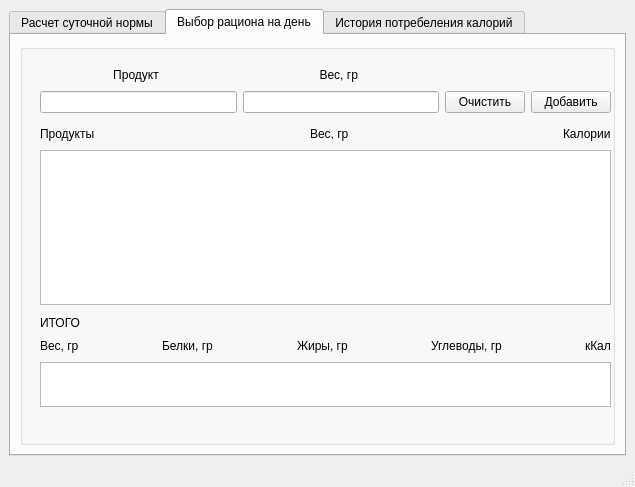
Qt form ui_files/calorimeter.ui (BazhenovVadim/Calorimeter) before a commit.
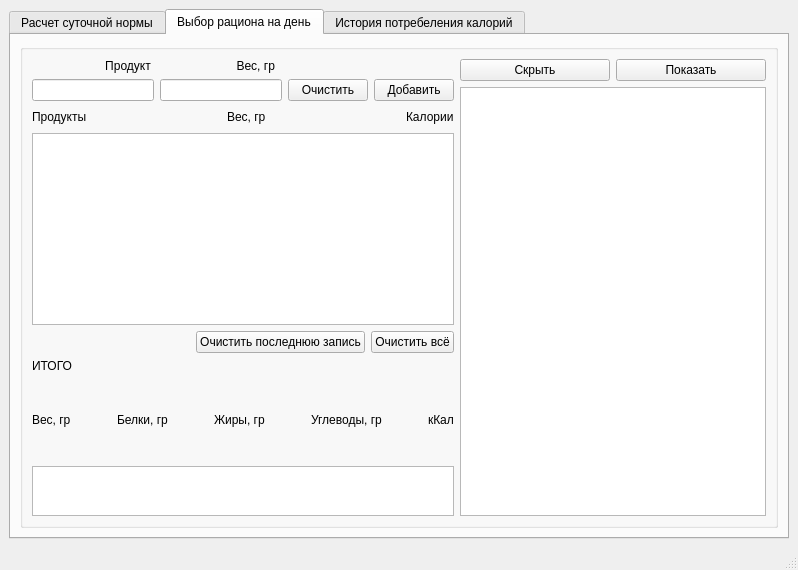
The same form after that commit. The open tabs and pages were chosen to show the change.

Commit message: work with table 2. Adding products, calculate calories for input weight, make functional for result list

The edit to the form file:
```diff
--- a/ui_files/calorimeter.ui
+++ b/ui_files/calorimeter.ui
@@ -6,8 +6,8 @@
    <rect>
     <x>0</x>
     <y>0</y>
-    <width>635</width>
-    <height>468</height>
+    <width>798</width>
+    <height>570</height>
    </rect>
   </property>
   <property name="contextMenuPolicy">
@@ -17,7 +17,7 @@
    <string>MainWindow</string>
   </property>
   <widget class="QWidget" name="centralwidget">
-   <layout class="QHBoxLayout" name="horizontalLayout_13">
+   <layout class="QHBoxLayout" name="horizontalLayout_17">
     <item>
      <widget class="QTabWidget" name="tabWidget">
       <property name="contextMenuPolicy">
@@ -323,21 +323,178 @@
        <attribute name="title">
         <string>Выбор рациона на день</string>
        </attribute>
-       <layout class="QHBoxLayout" name="horizontalLayout_8">
+       <layout class="QVBoxLayout" name="verticalLayout_20">
         <item>
          <widget class="QGroupBox" name="groupBox_choose_ration">
           <property name="title">
            <string/>
           </property>
-          <widget class="QWidget" name="">
-           <property name="geometry">
-            <rect>
-             <x>20</x>
-             <y>272</y>
-             <width>571</width>
-             <height>91</height>
-            </rect>
-           </property>
+          <layout class="QHBoxLayout" name="horizontalLayout_8">
+           <item>
+            <layout class="QHBoxLayout" name="horizontalLayout_16">
+             <item>
+              <layout class="QVBoxLayout" name="verticalLayout_19">
+               <item>
+                <layout class="QHBoxLayout" name="horizontalLayout_11">
+                 <item>
+                  <layout class="QVBoxLayout" name="verticalLayout_10">
+                   <item>
+                    <widget class="QLabel" name="label_write_product">
+                     <property name="text">
+                      <string>                      Продукт</string>
+                     </property>
+                    </widget>
+                   </item>
+                   <item>
+                    <widget class="QLineEdit" name="lineEdit_write_product"/>
+                   </item>
+                  </layout>
+                 </item>
+                 <item>
+                  <layout class="QVBoxLayout" name="verticalLayout_11">
+                   <item>
+                    <widget class="QLabel" name="label_write_weight">
+                     <property name="layoutDirection">
+                      <enum>Qt::LeftToRight</enum>
+                     </property>
+                     <property name="text">
+                      <string>                       Вес, гр</string>
+                     </property>
+                    </widget>
+                   </item>
+                   <item>
+                    <widget class="QLineEdit" name="lineEdit_write_weight"/>
+                   </item>
+                  </layout>
+                 </item>
+                 <item>
+                  <layout class="QVBoxLayout" name="verticalLayout_15">
+                   <item>
+                    <widget class="QLabel" name="label_18">
+                     <property name="text">
+                      <string/>
+                     </property>
+                    </widget>
+                   </item>
+                   <item>
+                    <layout class="QHBoxLayout" name="horizontalLayout_9">
+                     <item>
+                      <widget class="QPushButton" name="pushButton_clear_product">
+                       <property name="text">
+                        <string>Очистить</string>
+                       </property>
+                      </widget>
+                     </item>
+                     <item>
+                      <widget class="QPushButton" name="pushButton_add_product">
+                       <property name="text">
+                        <string>Добавить</string>
+                       </property>
+                      </widget>
+                     </item>
+                    </layout>
+                   </item>
+                  </layout>
+                 </item>
+                </layout>
+               </item>
+               <item>
+                <layout class="QVBoxLayout" name="verticalLayout_13">
+                 <item>
+                  <layout class="QHBoxLayout" name="horizontalLayout_10">
+                   <item>
+                    <widget class="QLabel" name="label_products">
+                     <property name="text">
+                      <string>Продукты</string>
+                     </property>
+                    </widget>
+                   </item>
+                   <item>
+                    <spacer name="horizontalSpacer_5">
+                     <property name="orientation">
+                      <enum>Qt::Horizontal</enum>
+                     </property>
+                     <property name="sizeHint" stdset="0">
+                      <size>
+                       <width>40</width>
+                       <height>20</height>
+                      </size>
+                     </property>
+                    </spacer>
+                   </item>
+                   <item>
+                    <widget class="QLabel" name="label_weight_products">
+                     <property name="text">
+                      <string>Вес, гр</string>
+                     </property>
+                    </widget>
+                   </item>
+                   <item>
+                    <spacer name="horizontalSpacer_6">
+                     <property name="orientation">
+                      <enum>Qt::Horizontal</enum>
+                     </property>
+                     <property name="sizeHint" stdset="0">
+                      <size>
+                       <width>40</width>
+                       <height>20</height>
+                      </size>
+                     </property>
+                    </spacer>
+                   </item>
+                   <item>
+                    <widget class="QLabel" name="label_calories_products">
+                     <property name="text">
+                      <string>Калории</string>
+                     </property>
+                    </widget>
+                   </item>
+                  </layout>
+                 </item>
+                 <item>
+                  <widget class="QListWidget" name="listWidget_spisok_products">
+                   <property name="layoutDirection">
+                    <enum>Qt::LeftToRight</enum>
+                   </property>
+                   <property name="layoutMode">
+                    <enum>QListView::SinglePass</enum>
+                   </property>
+                  </widget>
+                 </item>
+                </layout>
+               </item>
+               <item>
+                <layout class="QHBoxLayout" name="horizontalLayout_15">
+                 <item>
+                  <spacer name="horizontalSpacer_14">
+                   <property name="orientation">
+                    <enum>Qt::Horizontal</enum>
+                   </property>
+                   <property name="sizeHint" stdset="0">
+                    <size>
+                     <width>40</width>
+                     <height>20</height>
+                    </size>
+                   </property>
+                  </spacer>
+                 </item>
+                 <item>
+                  <widget class="QPushButton" name="pushButton_2">
+                   <property name="text">
+                    <string>Очистить последнюю запись</string>
+                   </property>
+                  </widget>
+                 </item>
+                 <item>
+                  <widget class="QPushButton" name="pushButton_table2_clear_all">
+                   <property name="text">
+                    <string>Очистить всё</string>
+                   </property>
+                  </widget>
+                 </item>
+                </layout>
+               </item>
+               <item>
            <layout class="QVBoxLayout" name="verticalLayout_14">
             <item>
              <widget class="QLabel" name="label_result">
@@ -440,157 +597,52 @@
                </layout>
               </item>
               <item>
-               <widget class="QListWidget" name="listWidget_result_ration"/>
-              </item>
-             </layout>
-            </item>
-           </layout>
-          </widget>
-          <widget class="QWidget" name="">
-           <property name="geometry">
-            <rect>
-             <x>20</x>
-             <y>80</y>
-             <width>571</width>
-             <height>181</height>
-            </rect>
-           </property>
-           <layout class="QVBoxLayout" name="verticalLayout_13">
-            <item>
-             <layout class="QHBoxLayout" name="horizontalLayout_10">
-              <item>
-               <widget class="QLabel" name="label_products">
-                <property name="text">
-                 <string>Продукты</string>
-                </property>
-               </widget>
-              </item>
-              <item>
-               <spacer name="horizontalSpacer_5">
-                <property name="orientation">
-                 <enum>Qt::Horizontal</enum>
-                </property>
-                <property name="sizeHint" stdset="0">
+                    <widget class="QListWidget" name="listWidget_result_ration">
+                     <property name="maximumSize">
                  <size>
-                  <width>40</width>
-                  <height>20</height>
-                 </size>
-                </property>
-               </spacer>
-              </item>
-              <item>
-               <widget class="QLabel" name="label_weight_products">
-                <property name="text">
-                 <string>Вес, гр</string>
+                       <width>16777215</width>
+                       <height>50</height>
+                      </size>
+                     </property>
+                     <property name="contextMenuPolicy">
+                      <enum>Qt::DefaultContextMenu</enum>
                 </property>
                </widget>
               </item>
-              <item>
-               <spacer name="horizontalSpacer_6">
-                <property name="orientation">
-                 <enum>Qt::Horizontal</enum>
-                </property>
-                <property name="sizeHint" stdset="0">
-                 <size>
-                  <width>40</width>
-                  <height>20</height>
-                 </size>
-                </property>
-               </spacer>
-              </item>
-              <item>
-               <widget class="QLabel" name="label_calories_products">
-                <property name="text">
-                 <string>Калории</string>
-                </property>
-               </widget>
+                  </layout>
+                 </item>
+                </layout>
               </item>
              </layout>
             </item>
             <item>
-             <widget class="QListWidget" name="listWidget_spisok_products">
-              <property name="layoutDirection">
-               <enum>Qt::LeftToRight</enum>
-              </property>
-              <property name="layoutMode">
-               <enum>QListView::SinglePass</enum>
-              </property>
-             </widget>
-            </item>
-           </layout>
-          </widget>
-          <widget class="QWidget" name="">
-           <property name="geometry">
-            <rect>
-             <x>20</x>
-             <y>20</y>
-             <width>571</width>
-             <height>49</height>
-            </rect>
-           </property>
-           <layout class="QHBoxLayout" name="horizontalLayout_11">
+              <layout class="QVBoxLayout" name="verticalLayout_18">
             <item>
-             <layout class="QVBoxLayout" name="verticalLayout_10">
+                <layout class="QHBoxLayout" name="horizontalLayout_13">
               <item>
-               <widget class="QLabel" name="label_write_product">
+                  <widget class="QPushButton" name="pushButton_table2_hide">
                 <property name="text">
-                 <string>                      Продукт</string>
+                    <string>Скрыть</string>
                 </property>
                </widget>
               </item>
               <item>
-               <widget class="QLineEdit" name="lineEdit_write_product"/>
-              </item>
-             </layout>
-            </item>
-            <item>
-             <layout class="QVBoxLayout" name="verticalLayout_11">
-              <item>
-               <widget class="QLabel" name="label_write_weight">
-                <property name="layoutDirection">
-                 <enum>Qt::LeftToRight</enum>
-                </property>
+                  <widget class="QPushButton" name="pushButton_table2_show">
                 <property name="text">
-                 <string>                       Вес, гр</string>
+                    <string>Показать</string>
                 </property>
                </widget>
               </item>
-              <item>
-               <widget class="QLineEdit" name="lineEdit_write_weight"/>
-              </item>
              </layout>
             </item>
             <item>
-             <layout class="QVBoxLayout" name="verticalLayout_15">
-              <item>
-               <widget class="QLabel" name="label_18">
-                <property name="text">
-                 <string/>
-                </property>
-               </widget>
-              </item>
-              <item>
-               <layout class="QHBoxLayout" name="horizontalLayout_9">
-                <item>
-                 <widget class="QPushButton" name="pushButton_clear_product">
-                  <property name="text">
-                   <string>Очистить</string>
-                  </property>
-                 </widget>
-                </item>
-                <item>
-                 <widget class="QPushButton" name="pushButton_add_product">
-                  <property name="text">
-                   <string>Добавить</string>
-                  </property>
-                 </widget>
-                </item>
+                <widget class="QListWidget" name="listWidget_table2_dailynorm"/>
+               </item>
                </layout>
               </item>
              </layout>
             </item>
            </layout>
-          </widget>
          </widget>
         </item>
        </layout>
```
Left out of the diff: 4 changed lines with no effect on the pictures. Lines whose indentation alone changed are shown as unchanged. The commit also changes 3 other files.
